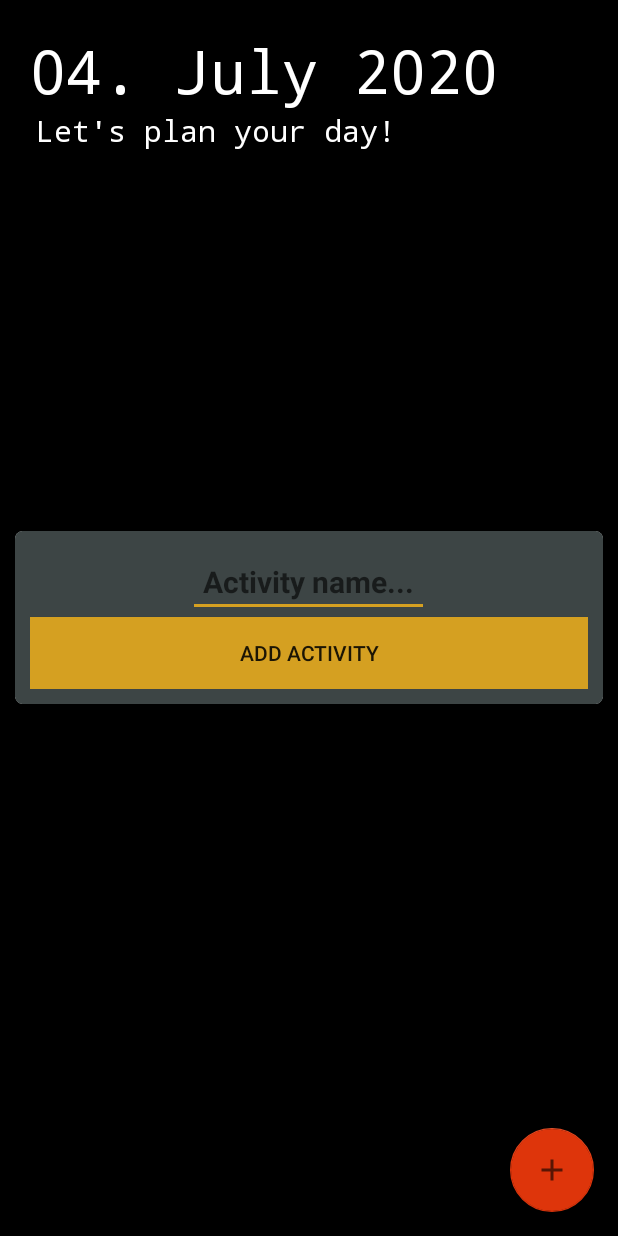
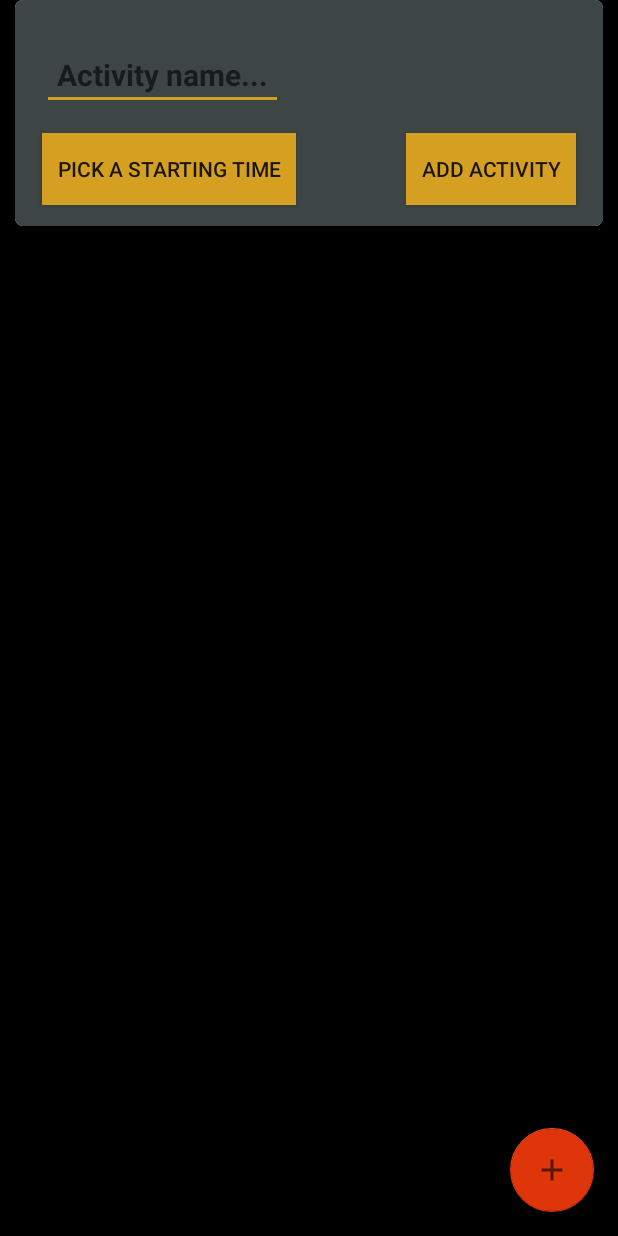
Before and after one commit to VegSja/ToSuccess, an Android app: the screen it shows after launch (MainActivity), after a tap on an icon or button, on a phone screen of 412 x 824 dp. Run offline under Robolectric (Android 15) with nearby library versions, the phone set to English and light mode, and no system bars.

Commit message:
Added timepicker module. Still missing functionality

```diff
--- a/app/src/main/java/com/example/tosuccess/MainActivity.java
+++ b/app/src/main/java/com/example/tosuccess/MainActivity.java
@@ -4,6 +4,7 @@ package com.example.tosuccess;
 import androidx.appcompat.app.AppCompatActivity;
 import androidx.cardview.widget.CardView;
 import androidx.constraintlayout.widget.ConstraintLayout;
+import androidx.fragment.app.DialogFragment;
 import androidx.recyclerview.widget.LinearLayoutManager;
 import androidx.recyclerview.widget.RecyclerView;
 
@@ -100,6 +101,11 @@ public class MainActivity extends AppCompatActivity {
         createActivity(textInput.getText().toString());
     }
 
+    public void showTimePickerDialog(View v){
+        DialogFragment newFragment = new TimerPickerFragment();
+        newFragment.show(getSupportFragmentManager(), "timePicker");
+    }
+
     //Is called when toggle on card is pressed
     public void onToggleClicked(View view){
         ToggleButton toggle = (ToggleButton) view.findViewById(R.id.toggleButton);
--- a/app/src/main/java/com/example/tosuccess/PopUpClass.java
+++ b/app/src/main/java/com/example/tosuccess/PopUpClass.java
@@ -1,5 +1,7 @@
 package com.example.tosuccess;
 
+import android.content.Context;
+import android.util.TypedValue;
 import android.view.Gravity;
 import android.view.LayoutInflater;
 import android.view.MotionEvent;
@@ -12,8 +14,13 @@ public class PopUpClass {
 
     private View popupView;
     EditText editText;
+
+    //Convert from pixels to denistypixels
+    public float convertPxToDp(Context context, float px){
+        return px/ context.getResources().getDisplayMetrics().density;
+    }
+
     //PopupWindow display method
-
     public void showPopupWindow(final View view){
         //Create a View object yourself through inflater
         LayoutInflater inflater = (LayoutInflater) view.getContext().getSystemService(view.getContext().LAYOUT_INFLATER_SERVICE);
@@ -21,7 +28,7 @@ public class PopUpClass {
 
         //Specify the length and width through constants
         int width = LinearLayout.LayoutParams.MATCH_PARENT;
-        int height = LinearLayout.LayoutParams.MATCH_PARENT;
+        int height = LinearLayout.LayoutParams.WRAP_CONTENT;
 
         //Make inactive items outside of Popupwindow
         boolean focusable = true;
--- /dev/null
+++ b/app/src/main/java/com/example/tosuccess/TimerPickerFragment.java
@@ -0,0 +1,30 @@
+package com.example.tosuccess;
+
+import android.app.Dialog;
+import android.app.TimePickerDialog;
+import android.os.Bundle;
+
+import androidx.fragment.app.DialogFragment;
+
+import android.text.format.DateFormat;
+import android.widget.TimePicker;
+
+import java.util.Calendar;
+
+public class TimerPickerFragment extends DialogFragment implements  TimePickerDialog.OnTimeSetListener {
+
+    @Override
+    public Dialog onCreateDialog(Bundle savedInstanceState){
+        // Use current time as default values for time picker
+        final Calendar c = Calendar.getInstance();
+        int hour = c.get(Calendar.HOUR_OF_DAY);
+        int minute = c.get(Calendar.MINUTE);
+
+        //Create new instece of TimePickerDialog and return it
+        return new TimePickerDialog(getActivity(),this, hour, minute, DateFormat.is24HourFormat(getActivity()));
+    }
+
+    public void onTimeSet(TimePicker view, int hourOfDay, int minute){
+        //Do something with the time chosen
+    }
+}
--- a/app/src/main/res/layout/input_pop.xml
+++ b/app/src/main/res/layout/input_pop.xml
@@ -1,47 +1,74 @@
 <?xml version="1.0" encoding="utf-8"?>
 <LinearLayout xmlns:android="http://schemas.android.com/apk/res/android"
     xmlns:app="http://schemas.android.com/apk/res-auto"
-    android:layout_width="wrap_content"
-    android:layout_height="wrap_content"
+    xmlns:tools="http://schemas.android.com/tools"
+    android:layout_width="match_parent"
+    android:layout_height="150dp"
+    android:gravity="center"
     android:paddingLeft="10dp"
-    android:paddingRight="10dp"
-    android:gravity="center">
+    android:paddingRight="10dp">
 
     <androidx.cardview.widget.CardView
         android:layout_width="match_parent"
-        android:layout_height="wrap_content"
+        android:layout_height="match_parent"
         android:background="@color/floatingSurfaceColor"
         app:cardCornerRadius="5dp">
 
-        <LinearLayout
-            android:padding="10dp"
+        <androidx.constraintlayout.widget.ConstraintLayout
             android:layout_width="match_parent"
             android:layout_height="match_parent"
             android:background="@color/floatingSurfaceColor"
-            android:orientation="vertical">
+            android:padding="10dp">
+
 
             <EditText
                 android:id="@+id/textInput"
-                android:layout_gravity="center"
                 android:layout_width="wrap_content"
                 android:layout_height="wrap_content"
+                android:layout_marginStart="8dp"
+                android:layout_marginLeft="8dp"
+                android:layout_marginTop="16dp"
+                android:layout_marginBottom="15dp"
+                android:backgroundTint="@color/primaryColor"
                 android:hint="@string/input_hint"
+                android:padding="10dp"
+                android:textCursorDrawable="@drawable/color_cursor"
                 android:textSize="20sp"
                 android:textStyle="bold"
-                android:backgroundTint="@color/primaryColor"
-                android:textCursorDrawable="@drawable/color_cursor"
-                android:padding="10dp"/>
+                app:layout_constraintBottom_toTopOf="@+id/button"
+                app:layout_constraintStart_toStartOf="parent"
+                app:layout_constraintTop_toTopOf="parent" />
 
+            <Button
+                android:id="@+id/button"
+                android:layout_width="wrap_content"
+                android:layout_height="wrap_content"
+                android:layout_marginStart="8dp"
+                android:layout_marginLeft="8dp"
+                android:layout_marginBottom="4dp"
+                android:padding="10dp"
+                android:background="@color/primaryColor"
+                android:onClick="showTimePickerDialog"
+                android:text="@string/timepickerButton"
+                app:layout_constraintBottom_toBottomOf="parent"
+                app:layout_constraintStart_toStartOf="parent" />
 
             <Button
                 android:id="@+id/messageButton"
-                android:layout_width="match_parent"
+                android:layout_width="wrap_content"
                 android:layout_height="wrap_content"
+                android:layout_marginEnd="8dp"
+                android:layout_marginRight="8dp"
+                android:layout_marginBottom="4dp"
+                android:background="@color/primaryColor"
+                android:onClick="createActivityButton"
                 android:text="@string/button_add"
-                android:background="@color/primaryColor"
-                android:onClick="createActivityButton"/>
+                android:padding="10dp"
+                app:layout_constraintBottom_toBottomOf="parent"
+                app:layout_constraintEnd_toEndOf="parent" />
 
-        </LinearLayout>
+
+        </androidx.constraintlayout.widget.ConstraintLayout>
 
     </androidx.cardview.widget.CardView>
 </LinearLayout>
--- a/app/src/main/res/values/strings.xml
+++ b/app/src/main/res/values/strings.xml
@@ -3,4 +3,5 @@
     <string name="button_add">Add Activity</string>
     <string name="new_activity">New Activity</string>
     <string name="input_hint">Activity name...</string>
+    <string name="timepickerButton">Pick a starting time</string>
 </resources>
```
Also changed, not shown: app/src/main/res/values/styles.xml (+8 -0 lines).
